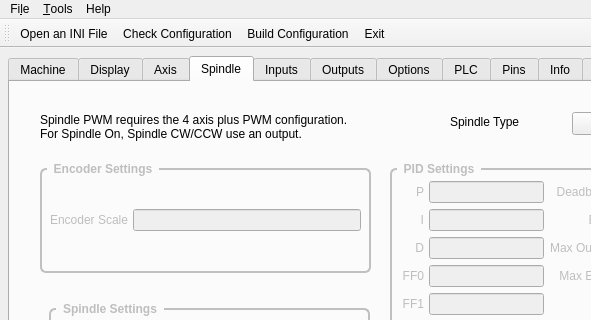
Old version of the form c7i96/c7i96.ui in the repository jethornton/7i96; both pictures show x 0 to 591 and y 0 to 320 of the 800 by 766 pixel window.
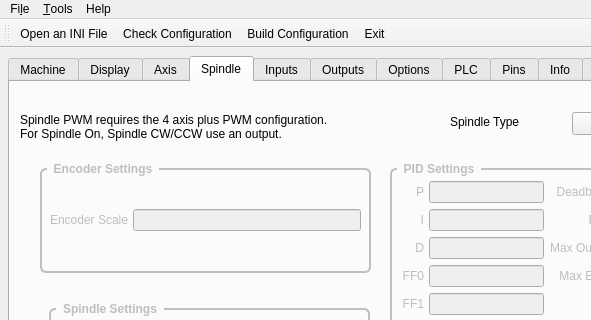
New version of the form. The open tabs and pages were chosen to show the change.

```diff
--- a/c7i96/c7i96.ui
+++ b/c7i96/c7i96.ui
@@ -4735,9 +4735,9 @@
        <widget class="QLabel" name="label_142">
         <property name="geometry">
          <rect>
-          <x>30</x>
+          <x>10</x>
           <y>20</y>
-          <width>361</width>
+          <width>431</width>
           <height>51</height>
          </rect>
         </property>
```
